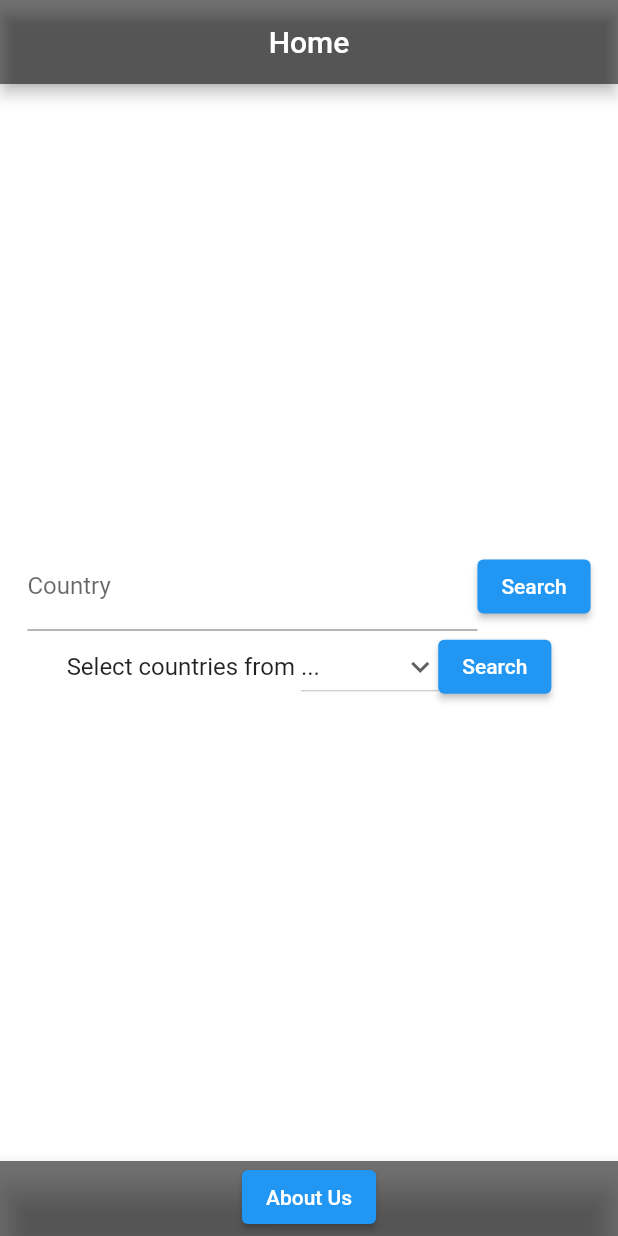
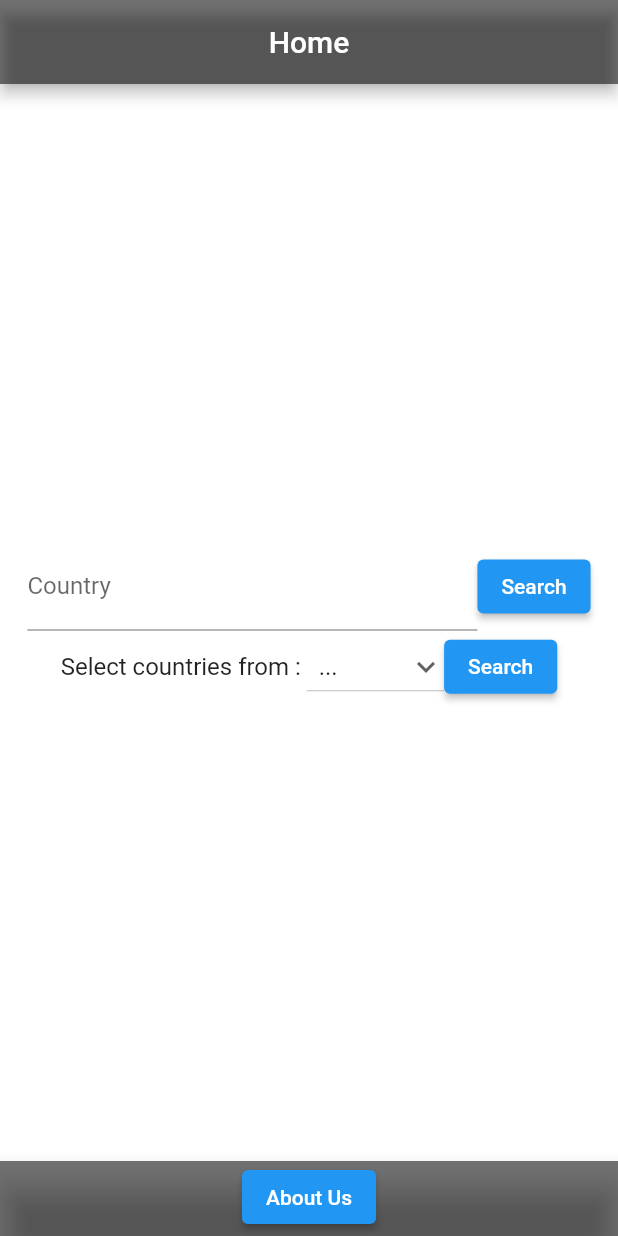
Before and after one commit to florian-chicot/LP_Projet-Flutter, a Flutter app: the screen it shows after launch, on a phone screen of 412 x 824 dp. Run offline on Flutter 3.47's test engine with Material 2 defaults, Android fonts, the phone set to English and light mode, and no system bars; drawn by our look-alikes of flutter_typeahead; our stand-ins replace flutter_svg; network calls fail.

Commit message:
Refactoring code

```diff
--- a/lib/UI/home.dart
+++ b/lib/UI/home.dart
@@ -21,11 +21,11 @@ class _AppState extends State<App> {
   String _searchValueCountry = '';
 
   // Initial Selected Value
-  String _searchValueRegion = '...';
+  String _searchValueRegion = '  ...  ';
 
   // List of items in our dropdown menu
   var items = [
-    '...',
+    '  ...  ',
     'Antarctic',
     'Africa',
     'Americas',
@@ -165,7 +165,7 @@ class _AppState extends State<App> {
             Row(
               mainAxisAlignment: MainAxisAlignment.center,
               children: <Widget>[
-                const Text("Select countries from ",
+                const Text("Select countries from : ",
                   style: TextStyle(
                       fontSize: 16
                   ),
```
